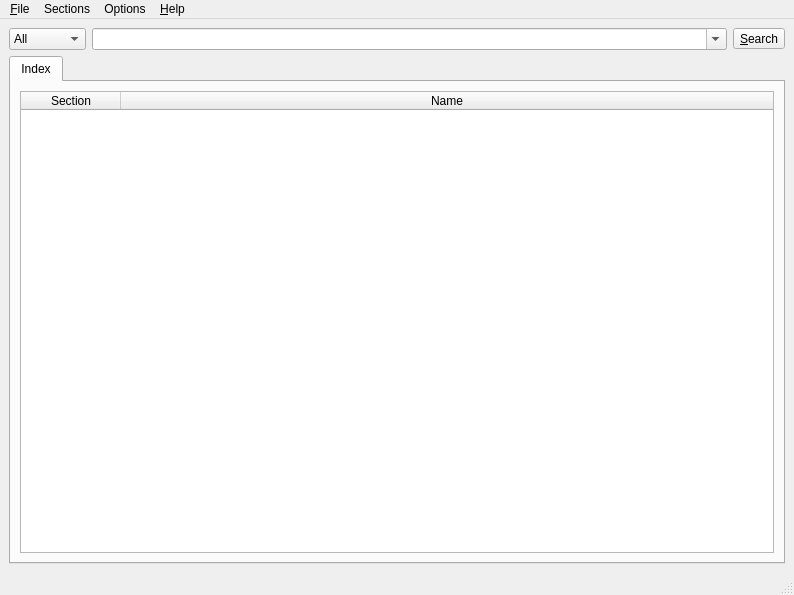
This is manpager/main.ui in QtPlay/coastal-qt as Qt 5 draws it before an edit. The edited form follows.
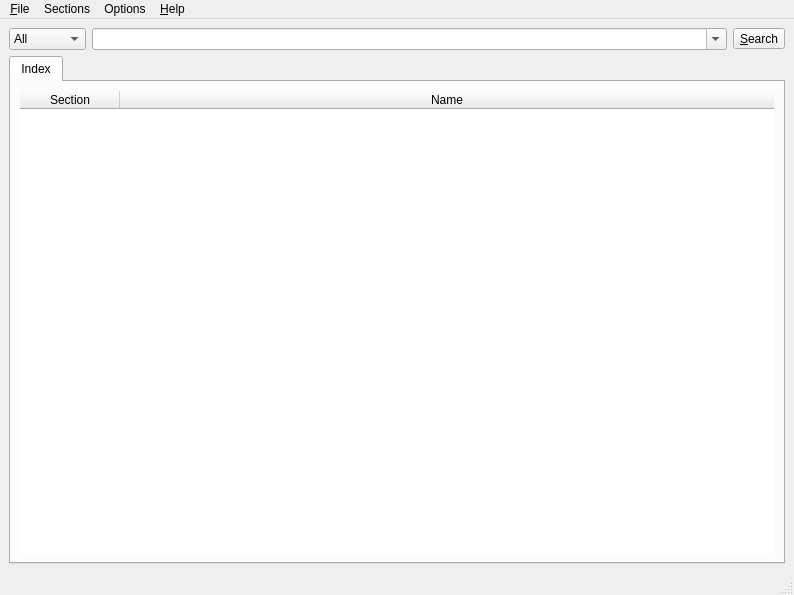
This is the edited form.

```diff
--- a/manpager/main.ui
+++ b/manpager/main.ui
@@ -107,9 +107,24 @@
          <layout class="QGridLayout" name="gridLayout_2">
           <item row="0" column="0">
            <widget class="QTableWidget" name="indexTable">
+            <property name="frameShape">
+             <enum>QFrame::NoFrame</enum>
+            </property>
+            <property name="dragDropOverwriteMode">
+             <bool>false</bool>
+            </property>
+            <property name="alternatingRowColors">
+             <bool>true</bool>
+            </property>
             <attribute name="horizontalHeaderStretchLastSection">
              <bool>true</bool>
             </attribute>
+            <attribute name="verticalHeaderVisible">
+             <bool>false</bool>
+            </attribute>
+            <attribute name="verticalHeaderVisible">
+             <bool>false</bool>
+            </attribute>
             <attribute name="horizontalHeaderStretchLastSection">
              <bool>true</bool>
             </attribute>
```
Left out of the diff: 2 changed lines with no effect on the pictures.
